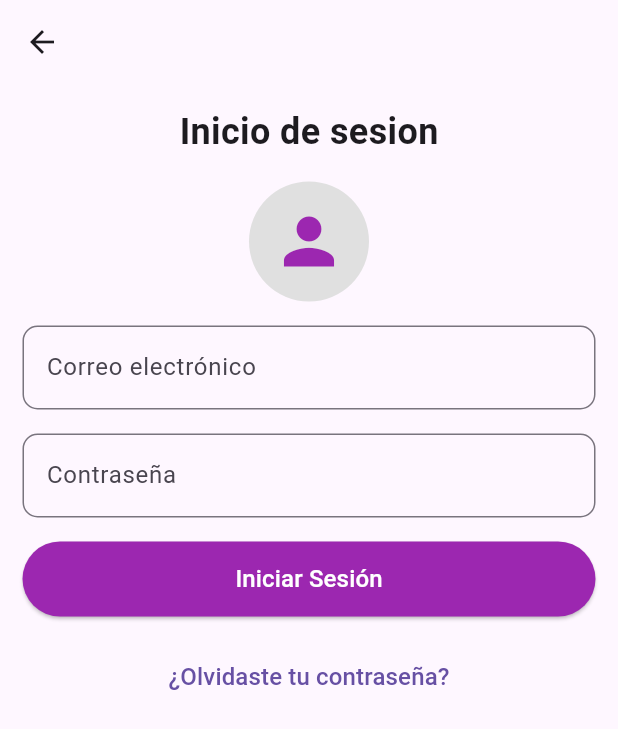
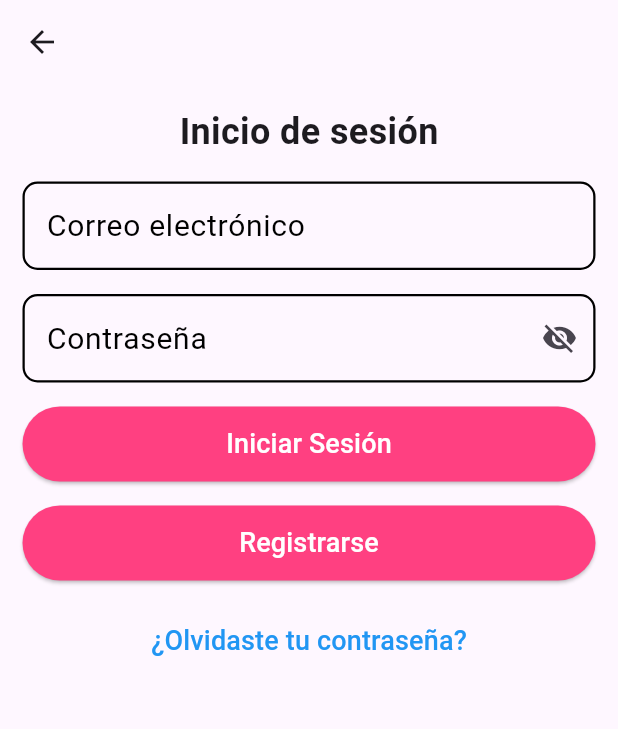
Before and after one commit to isaiale/App_Movil, a Flutter app: the Login screen opened directly, on a phone screen of 412 x 824 dp. Shown: the top 729 px of the screen. Run offline on Flutter 3.47's test engine with Material 3 defaults, Android fonts, the phone set to English and light mode, and no system bars; our stand-ins replace jwt_decoder, shared_preferences; accounts and stored records are empty.

Commit message:
Actualización de la pantalla de login: mejoras en la autenticación y validación de campos

```diff
--- a/lib/vistas/Login.dart
+++ b/lib/vistas/Login.dart
@@ -1,6 +1,10 @@
 import 'package:flutter/material.dart';
-import 'package:font_awesome_flutter/font_awesome_flutter.dart'; // importar la dependencia
-import 'tabs.dart';
+import 'dart:convert';
+import 'package:http/http.dart' as http;
+import '../componentes/CustomTextFormField.dart';
+import '../componentes/CustomElevatedButton.dart';
+import '../componentes/AlertMessage.dart'; // Importa el componente de alerta
+import '../servicios/UserService.dart'; // Importa el servicio de usuario
 
 class Login extends StatefulWidget {
   @override
@@ -9,100 +13,134 @@ class Login extends StatefulWidget {
 
 class _LoginState extends State<Login> {
   final _formKey = GlobalKey<FormState>();
-  String _email = '';
-  String _password = '';
+  final TextEditingController emailController = TextEditingController();
+  final TextEditingController passwordController = TextEditingController();
+  bool _isLoading = false;
 
-  void _login() {
-    Navigator.pushReplacement(
-      context,
-      MaterialPageRoute(builder: (context) => TabsScreen()),
+  // Función para iniciar sesión
+  Future<void> _login() async {
+  if (_formKey.currentState!.validate()) {
+    setState(() {
+      _isLoading = true;
+    });
+
+    final url = Uri.parse('https://back-end-enfermera.vercel.app/api/auth/login');
+    final body = {
+      'correo': emailController.text,
+      'contraseña': passwordController.text,
+    };
+
+    try {
+      final response = await http.post(
+        url,
+        headers: {'Content-Type': 'application/json'},
+        body: jsonEncode(body),
       );
+
+      if (response.statusCode == 200) {
+        final data = jsonDecode(response.body);
+        final token = data['token'];
+        await UserService().saveToken(token);
+
+        AlertMessage.show(
+          context: context,
+          message: 'Inicio de sesión exitoso',
+          type: MessageType.success,
+        );
+
+        // Navegar a la pantalla principal utilizando rutas nombradas
+        Navigator.pushReplacementNamed(context, '/tabs');
+      } else {
+        // Decodificar la respuesta de error de la API
+        final errorData = jsonDecode(response.body);
+        final errorMessage = errorData['message'] ?? 'Error al iniciar sesión';
+
+        // Mostrar el mensaje de error específico que devuelve la API
+        AlertMessage.show(
+          context: context,
+          message: errorMessage,
+          type: MessageType.error,
+        );
+      }
+    } catch (error) {
+      AlertMessage.show(
+        context: context,
+        message: 'Ocurrió un error. Intente de nuevo más tarde.',
+        type: MessageType.error,
+      );
+    } finally {
+      setState(() {
+        _isLoading = false;
+      });
+    }
+  }
+}
+
+  // Función para navegar a la pantalla de registro
+  void _navigateToRegister() {
+    Navigator.pushNamed(context, '/register');
+  }
+
+  // Función para navegar a la pantalla de recuperación de contraseña
+  void _navigateToRecuperarContrasena() {
+    Navigator.pushNamed(context, '/recuperar');
   }
 
   @override
   Widget build(BuildContext context) {
     return Scaffold(
       appBar: AppBar(
-        // title: Text('Iniciar Sesión'),
+        centerTitle: true,
       ),
       body: Padding(
         padding: const EdgeInsets.all(15.0),
         child: Form(
           key: _formKey,
           child: Column(
+            crossAxisAlignment: CrossAxisAlignment.start,
             children: [
-
-              // Encabezado
-              Container(
+              Center(
                 child: Text(
-                  'Inicio de sesion',
+                  'Inicio de sesión',
                   style: TextStyle(
                     fontSize: 24,
                     fontWeight: FontWeight.bold,
                   ),
                 ),
               ),
-              SizedBox(height: 16.0), // Espacio entre el texto y el primer campo
-              // Agregamos un ícono de usuario circular
-              CircleAvatar(
-                radius: 40.0, // Tamaño del ícono circular
-                backgroundColor: Colors.grey[300], // Color de fondo
-                child: Icon(
-                  Icons.person, // Ícono de usuario
-                  size: 50.0, // Tamaño del ícono
-                  color: Colors.purple, // Color del ícono
+              SizedBox(height: 16.0),
+              CustomTextFormField(
+                labelText: 'Correo electrónico',
+                validationType: 'gmail',
+                controller: emailController,
+                keyboardType: TextInputType.emailAddress,
               ),
+              SizedBox(height: 16.0),
+              PasswordField(
+                controller: passwordController,
               ),
-              SizedBox(height: 16.0), // Espacio debajo del ícono
-
-              // Campo de correo electrónico
-              TextFormField(
-                decoration: InputDecoration(
-                  labelText: 'Correo electrónico',
-                  border: OutlineInputBorder(
-                    borderRadius: BorderRadius.circular(10),
+              SizedBox(height: 16.0),
+              _isLoading
+                  ? Center(child: CircularProgressIndicator())
+                  : CustomElevatedButton(
+                      text: "Iniciar Sesión",
+                      onPressed: _login,
                     ),
+              SizedBox(height: 16.0),
+              CustomElevatedButton(
+                text: "Registrarse",
+                onPressed: _navigateToRegister,
               ),
-                // ... (resto de las propiedades)
-              ),
-              SizedBox(height: 16.0), // Espacio entre los campos de texto
-
-              // Campo de contraseña
-              TextFormField(
-                decoration: InputDecoration(
-                  labelText: 'Contraseña',
-                  border: OutlineInputBorder(
-                    borderRadius: BorderRadius.circular(10),
-                  ),
-                ),
-                obscureText: true, // Para ocultar el texto de la contraseña
-              ),
-
-              SizedBox(height: 16.0), // Espacio entre los campos de texto y el botón
-
-              // Botón de inicio de sesión
-              ElevatedButton(
-                onPressed: _login,
-                style: ElevatedButton.styleFrom(
-                  backgroundColor: Colors.purple, // Color de fondo
-                  minimumSize: Size.fromHeight(50), // Tamaño mínimo del botón
-                ),
-                child: Text("Iniciar Sesión",
-                style: TextStyle(
-                  color: Colors.white,
-                  fontSize: 16,
-                ),
-                ),
-              ),
-              SizedBox(height: 16.0), // Espacio debajo del botón
-
-              // Enlace para recuperar la contraseña
-              TextButton(
-                onPressed: () {},
+              SizedBox(height: 16.0),
+              Center(
+                child: TextButton(
+                  onPressed: _navigateToRecuperarContrasena,
                   child: Text(
                     '¿Olvidaste tu contraseña?',
                     style: TextStyle(
-                    fontSize: 16,
+                      fontSize: 18,
+                      color: Colors.blue,
+                    ),
                   ),
                 ),
               ),
```
Lines whose indentation alone changed are shown as unchanged.
